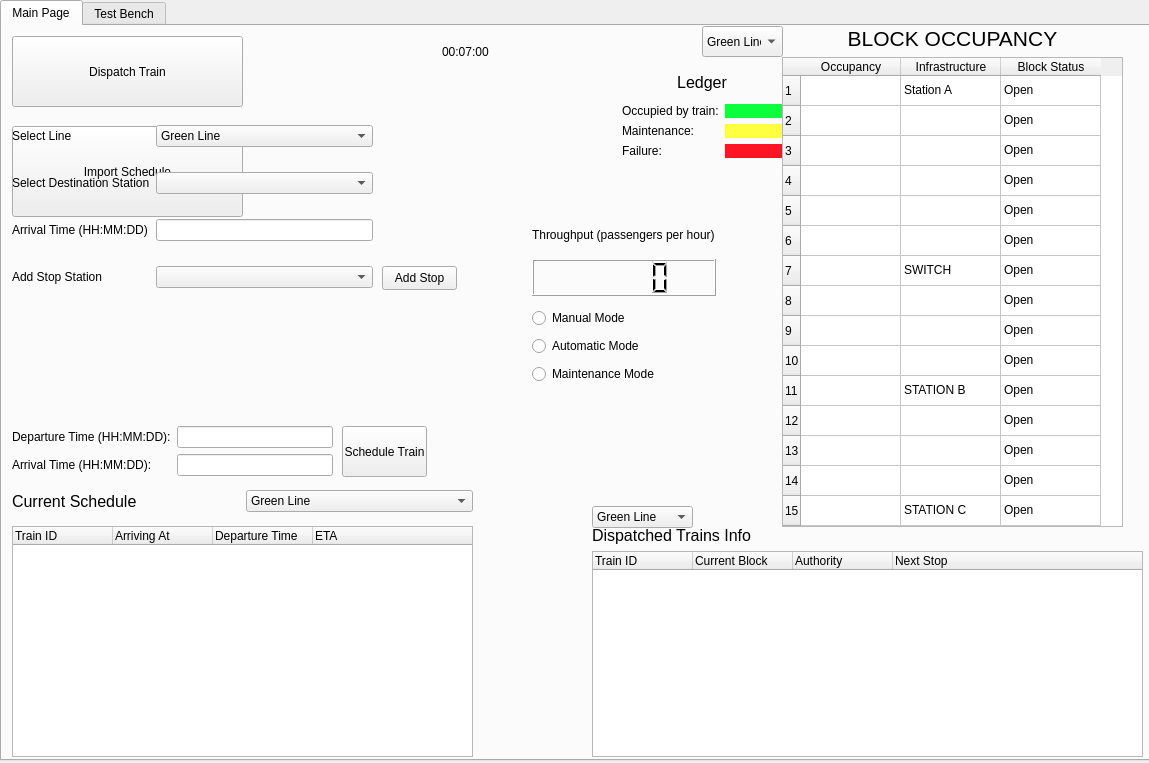
Above: ui_files/CTC_new.ui from cerfort2/1140 before the change. Below: the same form after it.
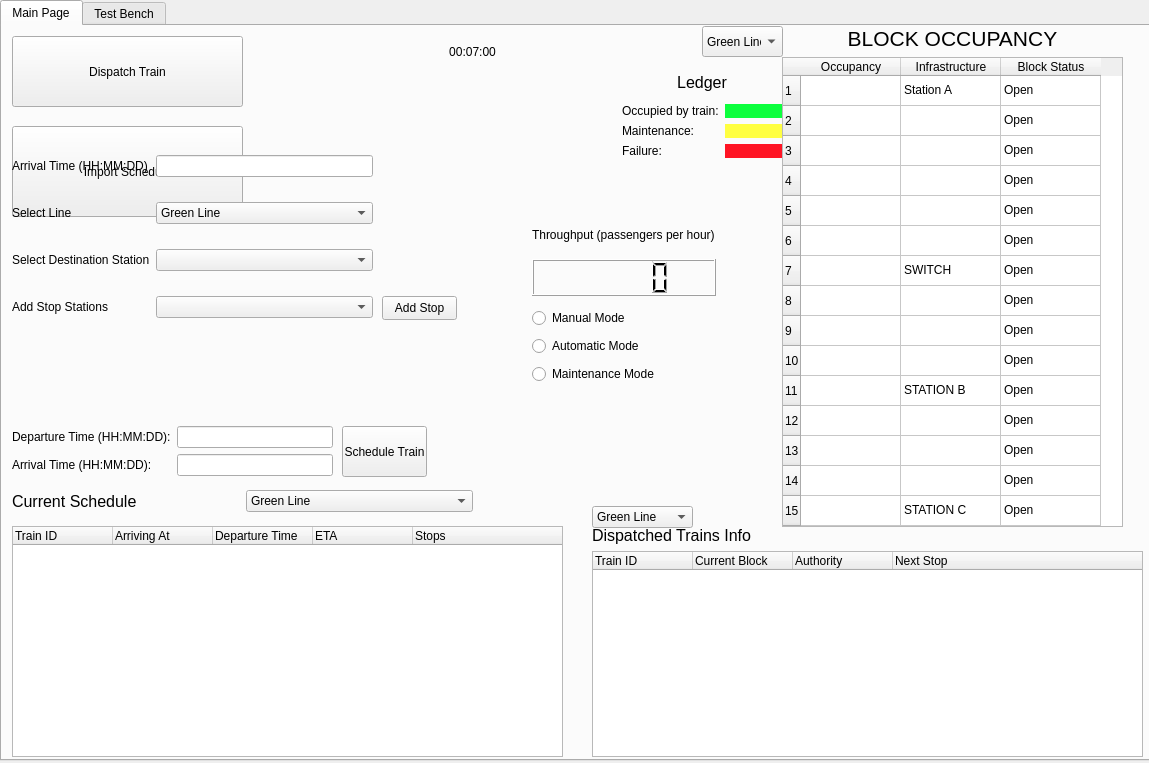
That is the form after the change.

What changed in the file:
```diff
--- a/ui_files/CTC_new.ui
+++ b/ui_files/CTC_new.ui
@@ -50,7 +50,7 @@
       <rect>
        <x>10</x>
        <y>500</y>
-       <width>461</width>
+       <width>551</width>
        <height>231</height>
       </rect>
      </property>
@@ -74,6 +74,11 @@
        <string>ETA</string>
       </property>
      </column>
+     <column>
+      <property name="text">
+       <string>Stops</string>
+      </property>
+     </column>
     </widget>
     <widget class="QPushButton" name="dispatch_train_btn">
      <property name="geometry">
@@ -453,69 +458,6 @@
        <height>191</height>
       </rect>
      </property>
-     <widget class="QWidget" name="gridLayoutWidget_2">
-      <property name="geometry">
-       <rect>
-        <x>10</x>
-        <y>-10</y>
-        <width>361</width>
-        <height>201</height>
-       </rect>
-      </property>
-      <layout class="QGridLayout" name="manual_layout">
-       <item row="2" column="1">
-        <widget class="QLineEdit" name="arrival_time_dis"/>
-       </item>
-       <item row="2" column="0">
-        <widget class="QLabel" name="label_9">
-         <property name="text">
-          <string>Arrival Time (HH:MM:DD)</string>
-         </property>
-        </widget>
-       </item>
-       <item row="0" column="1">
-        <widget class="QComboBox" name="manual_dispatch_line">
-         <item>
-          <property name="text">
-           <string>Green Line</string>
-          </property>
-         </item>
-         <item>
-          <property name="text">
-           <string>Red Line</string>
-          </property>
-         </item>
-        </widget>
-       </item>
-       <item row="1" column="0">
-        <widget class="QLabel" name="label_10">
-         <property name="text">
-          <string>Select Destination Station</string>
-         </property>
-        </widget>
-       </item>
-       <item row="1" column="1">
-        <widget class="QComboBox" name="manual_dispatch_destination"/>
-       </item>
-       <item row="0" column="0">
-        <widget class="QLabel" name="label_8">
-         <property name="text">
-          <string>Select Line</string>
-         </property>
-        </widget>
-       </item>
-       <item row="3" column="0">
-        <widget class="QLabel" name="label_12">
-         <property name="text">
-          <string>Add Stop Station</string>
-         </property>
-        </widget>
-       </item>
-       <item row="3" column="1">
-        <widget class="QComboBox" name="stop_box_list"/>
-       </item>
-      </layout>
-     </widget>
     </widget>
     <widget class="QComboBox" name="dispatched_trains_line">
      <property name="geometry">
@@ -588,7 +530,7 @@
     <widget class="QLabel" name="system_time">
      <property name="geometry">
       <rect>
-       <x>440</x>
+       <x>410</x>
        <y>10</y>
        <width>121</width>
        <height>31</height>
@@ -597,6 +539,9 @@
      <property name="text">
       <string>00:07:00</string>
      </property>
+     <property name="alignment">
+      <set>Qt::AlignCenter</set>
+     </property>
     </widget>
     <widget class="QPushButton" name="schedule_train_btn">
      <property name="geometry">
@@ -647,7 +592,7 @@
      <property name="geometry">
       <rect>
        <x>380</x>
-       <y>240</y>
+       <y>270</y>
        <width>75</width>
        <height>24</height>
       </rect>
@@ -656,6 +601,80 @@
       <string>Add Stop</string>
      </property>
     </widget>
+    <widget class="QWidget" name="horizontalLayoutWidget_2">
+     <property name="geometry">
+      <rect>
+       <x>390</x>
+       <y>40</y>
+       <width>160</width>
+       <height>80</height>
+      </rect>
+     </property>
+     <layout class="QHBoxLayout" name="horizontalLayout_3"/>
+    </widget>
+    <widget class="QWidget" name="gridLayoutWidget_2">
+     <property name="geometry">
+      <rect>
+       <x>10</x>
+       <y>110</y>
+       <width>361</width>
+       <height>201</height>
+      </rect>
+     </property>
+     <layout class="QGridLayout" name="manual_layout">
+      <item row="0" column="1">
+       <widget class="QLineEdit" name="arrival_time_dis"/>
+      </item>
+      <item row="1" column="1">
+       <widget class="QComboBox" name="manual_dispatch_line">
+        <item>
+         <property name="text">
+          <string>Green Line</string>
+         </property>
+        </item>
+        <item>
+         <property name="text">
+          <string>Red Line</string>
+         </property>
+        </item>
+       </widget>
+      </item>
+      <item row="4" column="1">
+       <widget class="QComboBox" name="stop_box_list"/>
+      </item>
+      <item row="2" column="0">
+       <widget class="QLabel" name="label_10">
+        <property name="text">
+         <string>Select Destination Station</string>
+        </property>
+       </widget>
+      </item>
+      <item row="2" column="1">
+       <widget class="QComboBox" name="manual_dispatch_destination"/>
+      </item>
+      <item row="1" column="0">
+       <widget class="QLabel" name="label_8">
+        <property name="text">
+         <string>Select Line</string>
+        </property>
+       </widget>
+      </item>
+      <item row="4" column="0">
+       <widget class="QLabel" name="label_12">
+        <property name="text">
+         <string>Add Stop Stations</string>
+        </property>
+       </widget>
+      </item>
+      <item row="0" column="0">
+       <widget class="QLabel" name="label_9">
+        <property name="text">
+         <string>Arrival Time (HH:MM:DD)</string>
+        </property>
+       </widget>
+      </item>
+     </layout>
+    </widget>
    </widget>
    <widget class="QWidget" name="ctc_testbench">
     <attribute name="title">
```
Left out of the diff: 4 changed lines with no effect on the pictures.
